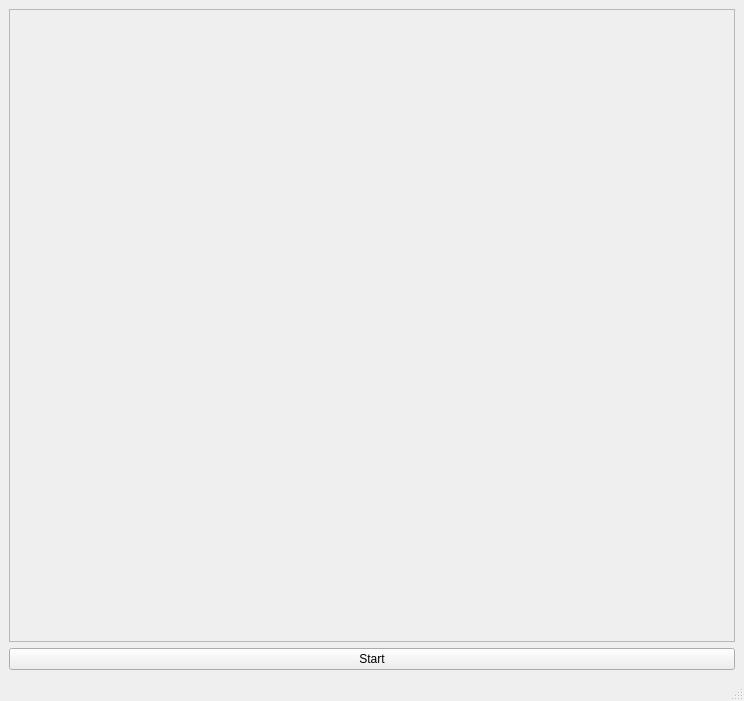
Qt form unreal-qt/mainwindow.ui (alfishe/unreal-ng) before a commit.
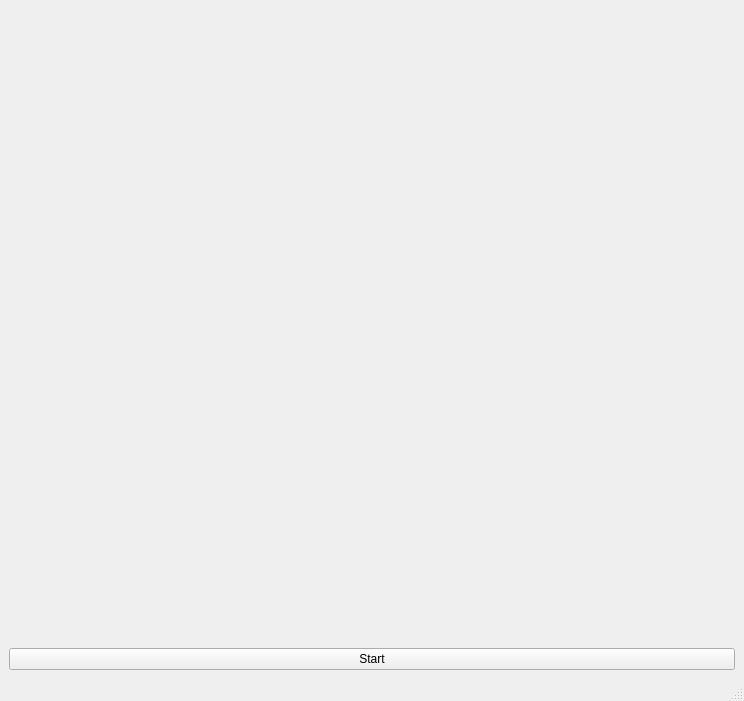
The same form after that commit.

Commit message: Implemented window maximization / restore back

Patch:
```diff
--- a/unreal-qt/mainwindow.ui
+++ b/unreal-qt/mainwindow.ui
@@ -33,10 +33,13 @@
        </size>
       </property>
       <property name="frameShape">
-       <enum>QFrame::StyledPanel</enum>
+       <enum>QFrame::NoFrame</enum>
       </property>
       <property name="frameShadow">
-       <enum>QFrame::Raised</enum>
+       <enum>QFrame::Plain</enum>
+      </property>
+      <property name="lineWidth">
+       <number>0</number>
       </property>
      </widget>
     </item>
```
The commit also changes 2 other files.
